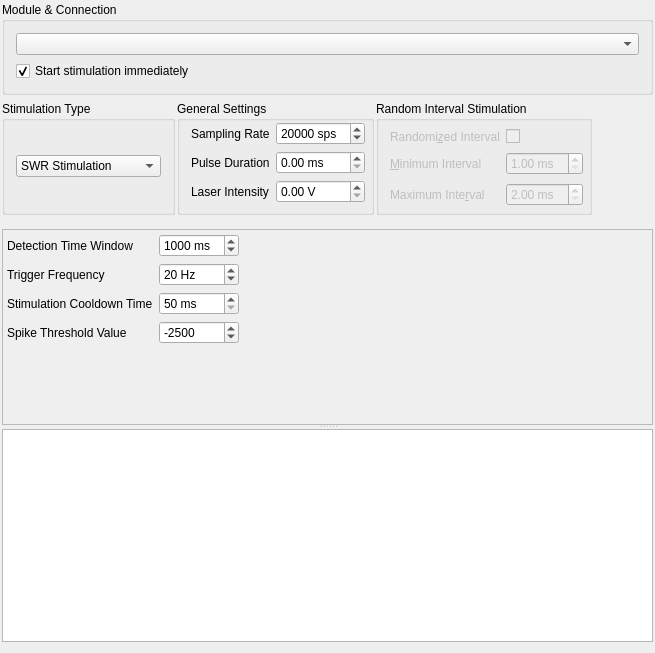
This is modules/galdur-stim/galdursettingsdialog.ui in syntalos/syntalos as Qt 5 draws it before an edit. The edited form follows.
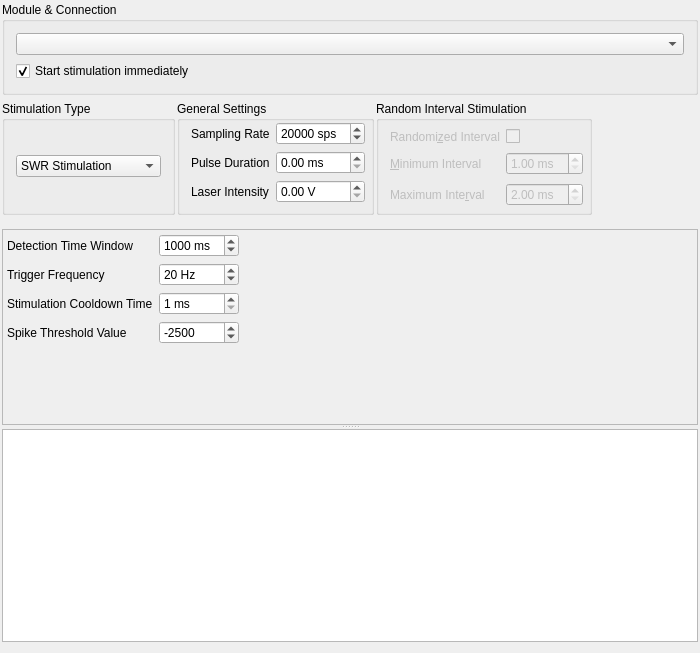
This is the edited form. The open tabs and pages were chosen to show the change.

Commit message: galdur-stim: Relax minimum spikestim cooldown time limit

Diff of the .ui file:
```diff
--- a/modules/galdur-stim/galdursettingsdialog.ui
+++ b/modules/galdur-stim/galdursettingsdialog.ui
@@ -6,7 +6,7 @@
    <rect>
     <x>0</x>
     <y>0</y>
-    <width>655</width>
+    <width>700</width>
     <height>653</height>
    </rect>
   </property>
@@ -680,7 +680,7 @@
              <string> ms</string>
             </property>
             <property name="minimum">
-             <number>50</number>
+             <number>1</number>
             </property>
             <property name="maximum">
              <number>30000</number>
```
